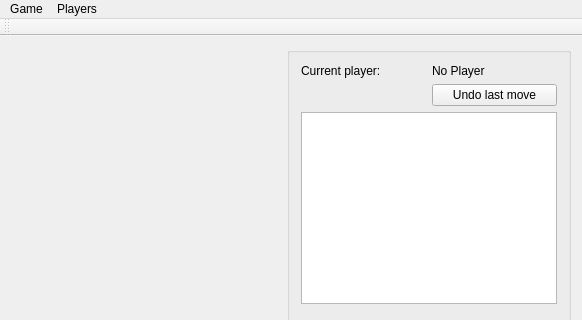
Before: the Qt Designer form FChessRefactor/mainwindow.ui in fr3d741/FChess, drawn with Qt 5; both pictures show x 0 to 582 and y 0 to 320 of the 582 by 530 pixel window.
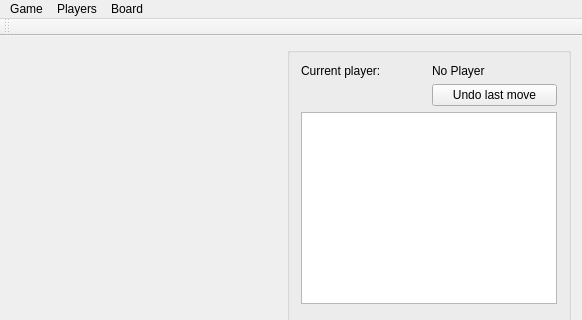
After: the same form once the commit is applied.

```diff
--- a/FChessRefactor/mainwindow.ui
+++ b/FChessRefactor/mainwindow.ui
@@ -104,8 +104,16 @@
      <string>Players</string>
     </property>
    </widget>
+   <widget class="QMenu" name="menuBoard">
+    <property name="title">
+     <string>Board</string>
+    </property>
+    <addaction name="actionRotate_Right"/>
+    <addaction name="actionRotate_Left"/>
+   </widget>
    <addaction name="menuStart"/>
    <addaction name="menuPlayers"/>
+   <addaction name="menuBoard"/>
   </widget>
   <widget class="QToolBar" name="mainToolBar">
    <attribute name="toolBarArea">
```
Left out of the diff: 10 changed lines with no effect on the pictures.
